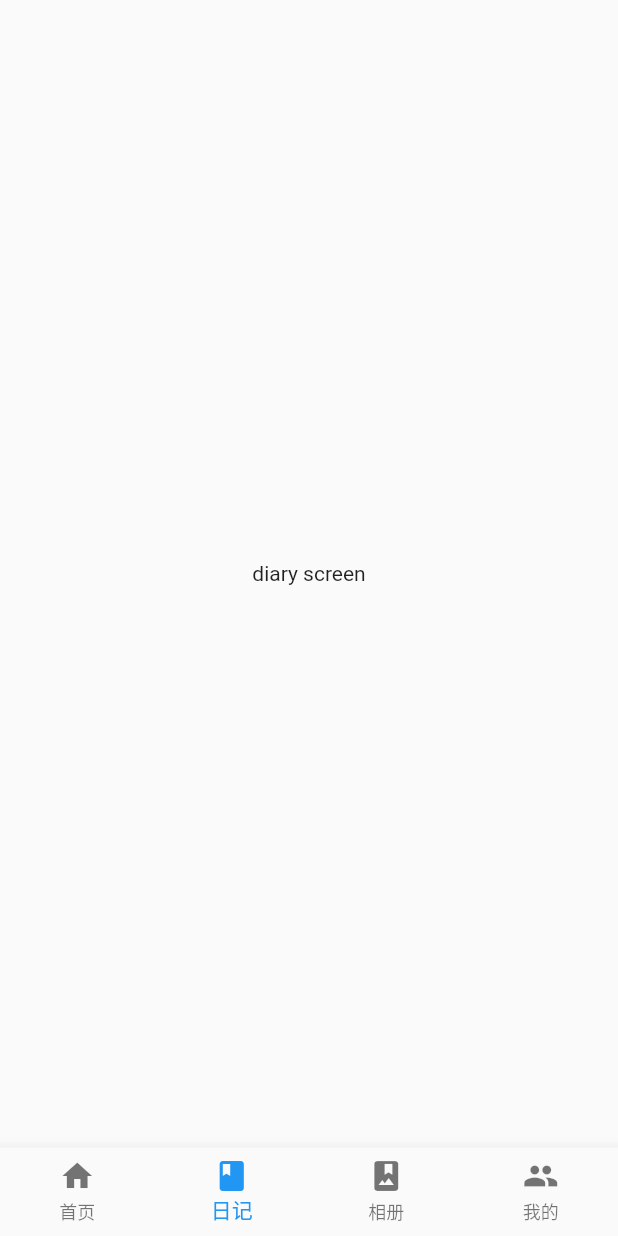
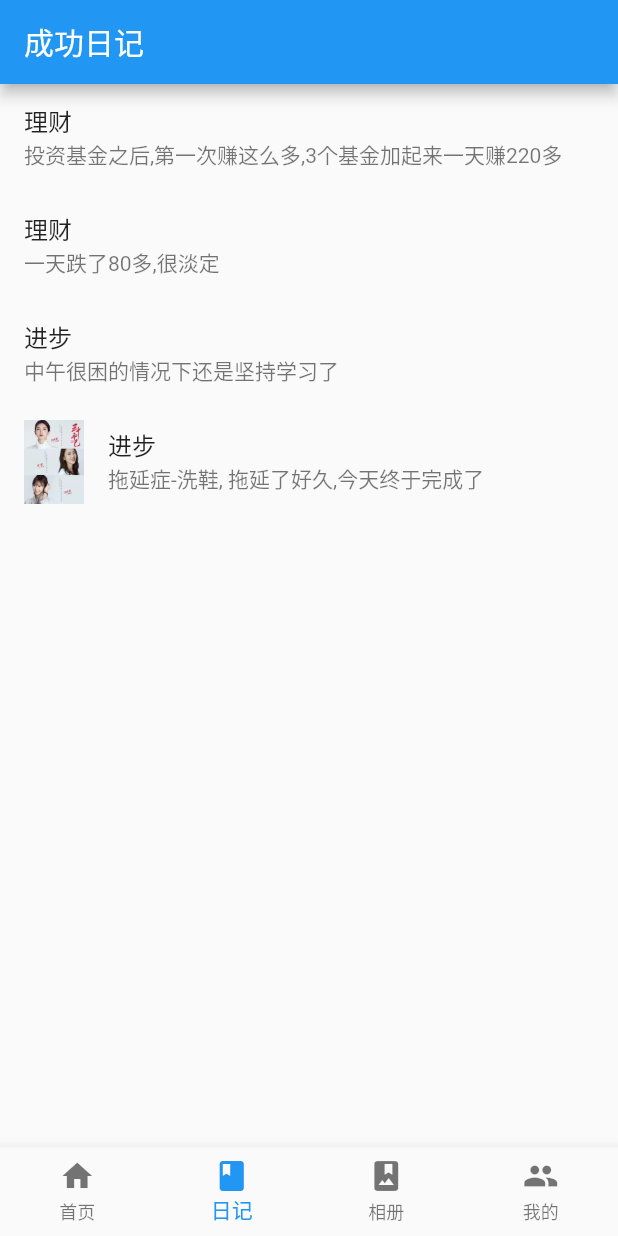
Before and after one commit to sniperdj/snpnote, a Flutter app: the screen it shows after launch, item 2 of the bottom bar chosen, on a phone screen of 412 x 824 dp. Run offline on Flutter 3.47's test engine with Material 2 defaults, Android fonts, the phone set to English and light mode, and no system bars; our stand-ins replace flutter_swiper, table_calendar; network calls fail.

Commit message:
日记 and 相册的ui  temp的

```diff
--- /dev/null
+++ b/lib/core/model/diary/snp_diary_model.dart
@@ -0,0 +1,16 @@
+import 'package:flutter/material.dart';
+
+class SNPDiaryModel {
+  String id;
+  String diaryType;
+  String diaryContent;
+  String date;
+  String diaryImgUrl;
+
+  SNPDiaryModel(
+      {this.id,
+      this.diaryType,
+      this.diaryContent,
+      this.date,
+      this.diaryImgUrl});
+}
--- a/lib/core/router/router.dart
+++ b/lib/core/router/router.dart
@@ -1,11 +1,13 @@
 import 'package:flutter/material.dart';
 import 'package:snpnote/ui/pages/home/snp_home_insist_detail.dart';
+import 'package:snpnote/ui/pages/diary/snp_diary_detail.dart';
 
 class SNPRouter {
   // static final String initialRoute = HYMainScreen.routeName;
 
   static final Map<String, WidgetBuilder> routes = {
-    SNPInsistDetail.routeName: (ctx) => SNPInsistDetail(),
+    SNPInsistDetailScreen.routeName: (ctx) => SNPInsistDetailScreen(),
+    SNPDiaryDetailScreen.routeName: (ctx) => SNPDiaryDetailScreen(),
   };
 
   // 自己扩展
--- /dev/null
+++ b/lib/core/viewmodel/diary/snp_diary_view_model.dart
@@ -0,0 +1,9 @@
+import 'package:flutter/material.dart';
+import 'package:snpnote/ui/pages/diary/mock_diary.dart';
+
+class SNPDiaryViewModel extends ChangeNotifier {
+  // 获取首页cell中的mock数据
+  static getDiaryMockData() async {
+    return Future.value(mockDiaryList);
+  }
+}
--- /dev/null
+++ b/lib/ui/pages/diary/mock_diary.dart
@@ -0,0 +1,26 @@
+import 'package:flutter/material.dart';
+import 'package:snpnote/core/model/diary/snp_diary_model.dart';
+
+final List<SNPDiaryModel> mockDiaryList = [
+  SNPDiaryModel(
+      id: "0",
+      diaryType: "理财",
+      diaryContent: "投资基金之后,第一次赚这么多,3个基金加起来一天赚220多",
+      date: "2020-07-01"),
+  SNPDiaryModel(
+      id: "0",
+      diaryType: "理财",
+      diaryContent: "一天跌了80多,很淡定",
+      date: "2020-07-02"),
+  SNPDiaryModel(
+      id: "0",
+      diaryType: "进步",
+      diaryContent: "中午很困的情况下还是坚持学习了",
+      date: "2020-07-06"),
+  SNPDiaryModel(
+      id: "0",
+      diaryType: "进步",
+      diaryContent: "拖延症-洗鞋, 拖延了好久,今天终于完成了",
+      date: "2020-07-12",
+      diaryImgUrl: "lib/mock_assets/diary0.webp"),
+];
--- a/lib/ui/pages/diary/snp_diary.dart
+++ b/lib/ui/pages/diary/snp_diary.dart
@@ -1,12 +1,68 @@
 import 'package:flutter/material.dart';
+import 'package:snpnote/core/model/diary/snp_diary_model.dart';
+import 'package:snpnote/core/viewmodel/diary/snp_diary_view_model.dart';
+import 'package:snpnote/ui/pages/diary/snp_diary_detail.dart';
 
 class SNPDiaryScreen extends StatelessWidget {
   @override
   Widget build(BuildContext context) {
-    return Container(
-      child: Center(
-        child: Text('diary screen'),
+    return Scaffold(
+      appBar: AppBar(
+        title: Text('成功日记'),
       ),
+      body: diarySection(),
     );
   }
+
+  Widget diarySection() {
+    return FutureBuilder(
+        future: SNPDiaryViewModel.getDiaryMockData(),
+        builder: (BuildContext ctx, AsyncSnapshot snapshot) {
+          final List<SNPDiaryModel> diaryItems = snapshot.data;
+
+          if (!snapshot.hasData) {
+            return Center(
+              child: CircularProgressIndicator(),
+            );
+          }
+
+          if (snapshot.error != null) {
+            return Center(
+              child: Text('request data error'),
+            );
+          }
+
+          return Container(
+            child: ListView.builder(
+                itemCount: diaryItems.length,
+                itemBuilder: (ctx, index) {
+                  SNPDiaryModel diary = diaryItems[index];
+                  if (diary.diaryImgUrl == null) {
+                    return ListTile(
+                      title: Text('${diary.diaryType}'),
+                      subtitle: Text('${diary.diaryContent}'),
+                      onTap: () {
+                        Navigator.of(ctx).pushNamed(
+                            SNPDiaryDetailScreen.routeName,
+                            arguments: diary);
+                      },
+                    );
+                  }
+                  return ListTile(
+                    leading: Image.asset(
+                      diary.diaryImgUrl,
+                      fit: BoxFit.fill,
+                    ),
+                    title: Text('${diary.diaryType}'),
+                    subtitle: Text('${diary.diaryContent}'),
+                    onTap: () {
+                      Navigator.of(ctx).pushNamed(
+                          SNPDiaryDetailScreen.routeName,
+                          arguments: diary);
+                    },
+                  );
+                }),
+          );
+        });
+  }
 }
--- a/lib/ui/pages/home/snp_home.dart
+++ b/lib/ui/pages/home/snp_home.dart
@@ -85,7 +85,7 @@ class SNPHomeScreen extends StatelessWidget {
                       title: Text('${insistItem.insistName}'),
                       onTap: () {
                         Navigator.of(context).pushNamed(
-                            SNPInsistDetail.routeName,
+                            SNPInsistDetailScreen.routeName,
                             arguments: insistItem);
                       },
                     );
--- a/pubspec.yaml
+++ b/pubspec.yaml
@@ -48,6 +48,10 @@ flutter:
     - lib/mock_assets/banner1.jpeg
     - lib/mock_assets/banner2.jpeg
     - lib/mock_assets/banner3.jpeg
+    - lib/mock_assets/diary0.webp
+    - lib/mock_assets/diary1.webp
+    - lib/mock_assets/diary2.jpeg
+    - lib/mock_assets/diary3.jpg
   #  - images/a_dot_ham.jpeg
 
   # An image asset can refer to one or more resolution-specific "variants", see
```
Also changed, not shown: lib/ui/pages/diary/snp_diary_detail.dart (added, +66 -0 lines), lib/ui/pages/gallery/snp_gallery.dart (+28 -2 lines), lib/ui/pages/home/snp_home_insist_detail.dart (+3 -4 lines), lib/mock_assets/diary0.webp (added), lib/mock_assets/diary1.webp (added), lib/mock_assets/diary2.jpeg (added), lib/mock_assets/diary3.jpg (added).
